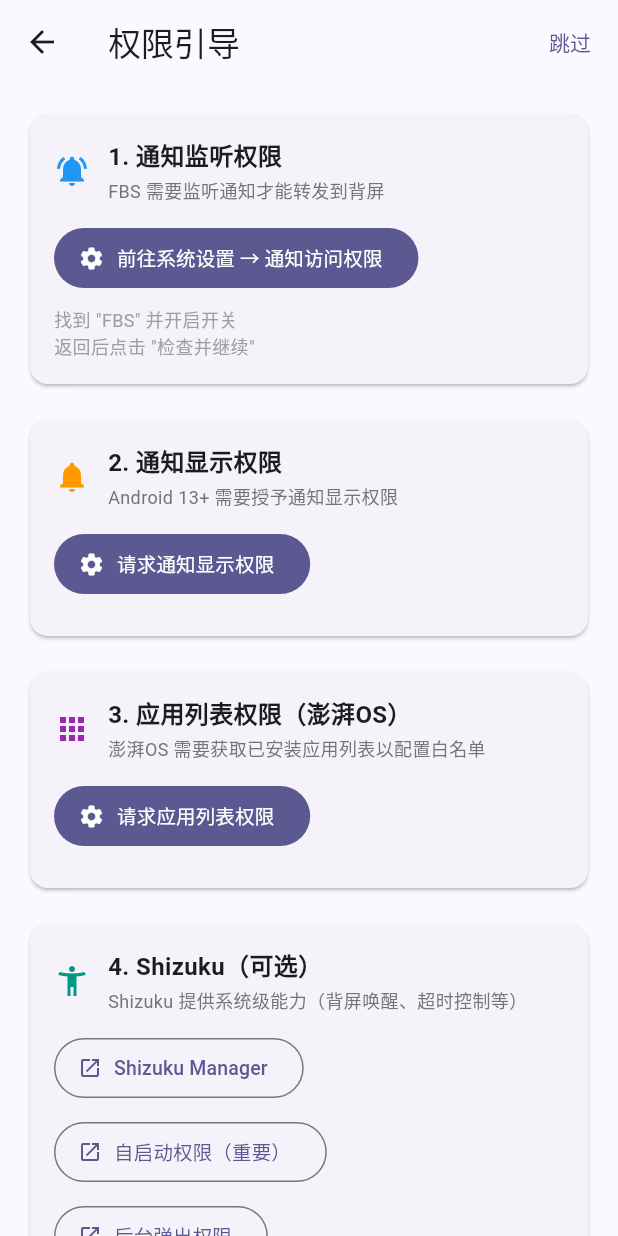
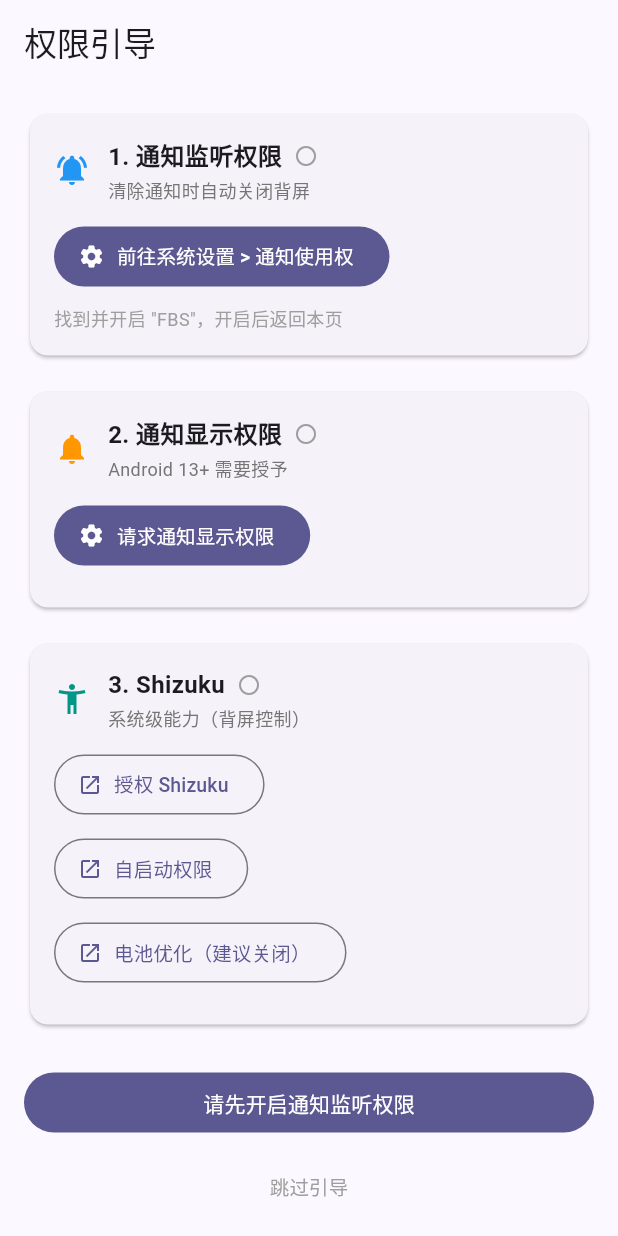
Before and after one commit to gxt0527/fbs, a Flutter app: the PermissionGuidePage screen opened directly, on a phone screen of 412 x 824 dp. Run offline on Flutter 3.47's test engine with Material 3 defaults, Android fonts, the phone set to English and light mode, and no system bars; our stand-ins replace shared_preferences; accounts and stored records are empty.

Commit message:
权限引导

```diff
--- a/lib/pages/permission_guide_page.dart
+++ b/lib/pages/permission_guide_page.dart
@@ -1,6 +1,7 @@
 import 'package:flutter/material.dart';
 import 'package:shared_preferences/shared_preferences.dart';
 import '../services/native_service.dart';
+import 'home_page.dart';
 
 class PermissionGuidePage extends StatefulWidget {
   const PermissionGuidePage({super.key});
@@ -9,20 +10,73 @@ class PermissionGuidePage extends StatefulWidget {
   State<PermissionGuidePage> createState() => _PermissionGuidePageState();
 }
 
-class _PermissionGuidePageState extends State<PermissionGuidePage> {
-  final NativeService _nativeService = NativeService();
+class _PermissionGuidePageState extends State<PermissionGuidePage>
+    with WidgetsBindingObserver {
+  final _nativeService = NativeService();
+  bool _listenerEnabled = false;
+  bool _postNotifGranted = false;
+  bool _shizukuRunning = false;
+  bool _shizukuPerm = false;
 
   @override
   void initState() {
     super.initState();
-    _nativeService.initialize();
+    WidgetsBinding.instance.addObserver(this);
+    _refreshStatus();
+  }
+
+  @override
+  void dispose() {
+    WidgetsBinding.instance.removeObserver(this);
+    super.dispose();
+  }
+
+  @override
+  void didChangeAppLifecycleState(AppLifecycleState state) {
+    if (state == AppLifecycleState.resumed) _refreshStatus();
+  }
+
+  Future<void> _refreshStatus() async {
+    final r = await Future.wait([
+      _nativeService.isNotificationListenerEnabled(),
+      _nativeService.isPostNotificationsGranted(),
+      _nativeService.isShizukuRunning(),
+      _nativeService.hasShizukuPermission(),
+    ]);
+    if (!mounted) return;
+    setState(() {
+      _listenerEnabled = r[0] as bool;
+      _postNotifGranted = r[1] as bool;
+      _shizukuRunning = r[2] as bool;
+      _shizukuPerm = r[3] as bool;
+    });
   }
 
   Future<void> _markCompleted() async {
+    if (!_listenerEnabled) {
+      ScaffoldMessenger.of(context).showSnackBar(
+        const SnackBar(content: Text('请先开启通知监听权限，否则清除通知无法关闭背屏')),
+      );
+      return;
+    }
     final prefs = await SharedPreferences.getInstance();
     await prefs.setBool('permission_guide_completed', true);
     if (mounted) {
-      Navigator.pushReplacementNamed(context, '/');
+      Navigator.pushReplacement(
+        context,
+        MaterialPageRoute(builder: (_) => const HomePage()),
+      );
+    }
+  }
+
+  Future<void> _skip() async {
+    final prefs = await SharedPreferences.getInstance();
+    await prefs.setBool('permission_guide_completed', true);
+    if (mounted) {
+      Navigator.pushReplacement(
+        context,
+        MaterialPageRoute(builder: (_) => const HomePage()),
+      );
     }
   }
 
@@ -31,12 +85,6 @@ class _PermissionGuidePageState extends State<PermissionGuidePage> {
     return Scaffold(
       appBar: AppBar(
         title: const Text('权限引导'),
-        actions: [
-          TextButton(
-            onPressed: _markCompleted,
-            child: const Text('跳过'),
-          ),
-        ],
       ),
       body: ListView(
         padding: const EdgeInsets.all(16),
@@ -45,15 +93,16 @@ class _PermissionGuidePageState extends State<PermissionGuidePage> {
             '1. 通知监听权限',
             Icons.notifications_active,
             Colors.blue,
-            'FBS 需要监听通知才能转发到背屏',
+            '清除通知时自动关闭背屏',
+            _listenerEnabled,
             [
               _buildPermissionTile(
-                '前往系统设置 → 通知访问权限',
+                '前往系统设置 > 通知使用权',
                 () => _nativeService.openNotificationListenerSettings(),
-                isPrimary: true,
+                isPrimary: !_listenerEnabled,
               ),
-              const Text('找到 "FBS" 并开启开关', style: TextStyle(fontSize: 12, color: Colors.grey)),
-              const Text('返回后点击 "检查并继续"', style: TextStyle(fontSize: 12, color: Colors.grey)),
+              if (!_listenerEnabled)
+                const Text('找到并开启 "FBS"，开启后返回本页', style: TextStyle(fontSize: 12, color: Colors.grey)),
             ],
           ),
           const SizedBox(height: 16),
@@ -61,47 +110,31 @@ class _PermissionGuidePageState extends State<PermissionGuidePage> {
             '2. 通知显示权限',
             Icons.notifications,
             Colors.orange,
-            'Android 13+ 需要授予通知显示权限',
+            'Android 13+ 需要授予',
+            _postNotifGranted,
             [
               _buildPermissionTile(
                 '请求通知显示权限',
                 () => _nativeService.requestPostNotifications(),
-                isPrimary: true,
+                isPrimary: !_postNotifGranted,
               ),
             ],
           ),
           const SizedBox(height: 16),
           _buildSection(
-            '3. 应用列表权限（澎湃OS）',
-            Icons.apps,
-            Colors.purple,
-            '澎湃OS 需要获取已安装应用列表以配置白名单',
+            '3. Shizuku',
+            Icons.accessibility_new,
+            Colors.teal,
+            '系统级能力（背屏控制）',
+            _shizukuRunning && _shizukuPerm,
             [
               _buildPermissionTile(
-                '请求应用列表权限',
-                () => _nativeService.requestInstalledAppsPermission(),
-                isPrimary: true,
-              ),
-            ],
-          ),
-          const SizedBox(height: 16),
-          _buildSection(
-            '4. Shizuku（可选）',
-            Icons.accessibility_new,
-            Colors.teal,
-            'Shizuku 提供系统级能力（背屏唤醒、超时控制等）',
-            [
-              _buildPermissionTile(
-                'Shizuku Manager',
+                '授权 Shizuku',
                 () => _nativeService.requestShizukuPermission(),
               ),
               _buildPermissionTile(
-                '自启动权限（重要）',
+                '自启动权限',
                 () => _nativeService.openAutoStartSettings(),
-              ),
-              _buildPermissionTile(
-                '后台弹出权限',
-                () => _nativeService.openBackgroundPopSettings(),
               ),
               _buildPermissionTile(
                 '电池优化（建议关闭）',
@@ -112,7 +145,14 @@ class _PermissionGuidePageState extends State<PermissionGuidePage> {
           const SizedBox(height: 24),
           FilledButton(
             onPressed: _markCompleted,
-            child: const Text('完成，开始使用 FBS'),
+            child: Text(_listenerEnabled ? '完成，开始使用 FBS' : '请先开启通知监听权限'),
+          ),
+          const SizedBox(height: 8),
+          Center(
+            child: TextButton(
+              onPressed: _skip,
+              child: const Text('跳过引导', style: TextStyle(color: Colors.grey, fontSize: 13)),
+            ),
           ),
           const SizedBox(height: 32),
         ],
@@ -120,35 +160,27 @@ class _PermissionGuidePageState extends State<PermissionGuidePage> {
     );
   }
 
-  Widget _buildSection(
-    String title,
-    IconData icon,
-    Color color,
-    String description,
-    List<Widget> children,
-  ) {
+  Widget _buildSection(String title, IconData icon, Color color, String description, bool granted, List<Widget> children) {
     return Card(
       child: Padding(
         padding: const EdgeInsets.all(16),
         child: Column(
           crossAxisAlignment: CrossAxisAlignment.start,
           children: [
-            Row(
-              children: [
-                Icon(icon, color: color, size: 24),
-                const SizedBox(width: 12),
-                Expanded(
-                  child: Column(
-                    crossAxisAlignment: CrossAxisAlignment.start,
-                    children: [
-                      Text(title, style: const TextStyle(fontWeight: FontWeight.bold, fontSize: 16)),
-                      const SizedBox(height: 2),
-                      Text(description, style: TextStyle(fontSize: 12, color: Colors.grey[600])),
-                    ],
-                  ),
-                ),
-              ],
-            ),
+            Row(children: [
+              Icon(icon, color: color, size: 24),
+              const SizedBox(width: 12),
+              Expanded(child: Column(crossAxisAlignment: CrossAxisAlignment.start, children: [
+                Row(children: [
+                  Text(title, style: const TextStyle(fontWeight: FontWeight.bold, fontSize: 16)),
+                  const SizedBox(width: 8),
+                  Icon(granted ? Icons.check_circle : Icons.radio_button_unchecked,
+                    size: 16, color: granted ? Colors.green : Colors.grey),
+                ]),
+                const SizedBox(height: 2),
+                Text(description, style: TextStyle(fontSize: 12, color: Colors.grey[600])),
+              ])),
+            ]),
             const SizedBox(height: 12),
             ...children,
           ],
```
Also changed, not shown: lib/main.dart (+11 -4 lines), tmp_scene/fbs_d0.png (added), tmp_scene/fbs_d0_2.png (added), tmp_scene/fbs_d0_3.png (added), tmp_scene/fbs_d0_4.png (added), tmp_scene/fbs_d0_5.png (added), tmp_scene/fbs_d0_6.png (added), tmp_scene/fbs_screen.png (added), 4 other files.
